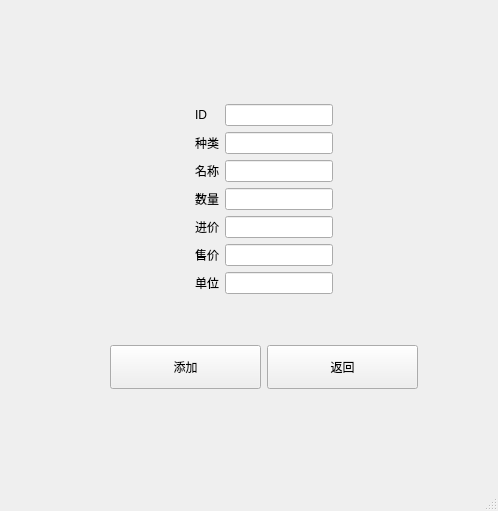
Qt form item/Supermarket_management_system/new_goods.ui (hewei-bit/QT-Learing) before a commit.
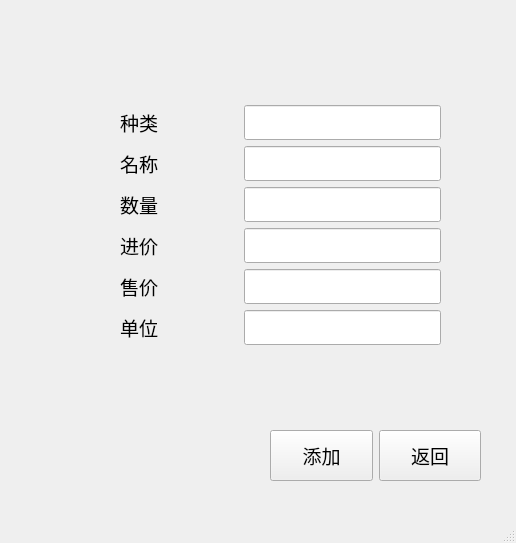
The same form after that commit.

```diff
--- a/item/Supermarket_management_system/new_goods.ui
+++ b/item/Supermarket_management_system/new_goods.ui
@@ -6,21 +6,27 @@
    <rect>
     <x>0</x>
     <y>0</y>
-    <width>498</width>
-    <height>511</height>
+    <width>516</width>
+    <height>543</height>
    </rect>
   </property>
+  <property name="font">
+   <font>
+    <family>微软雅黑</family>
+    <pointsize>14</pointsize>
+   </font>
+  </property>
   <property name="windowTitle">
    <string>进货系统</string>
   </property>
   <widget class="QWidget" name="centralwidget">
-   <widget class="QWidget" name="">
+   <widget class="QWidget" name="layoutWidget">
     <property name="geometry">
      <rect>
-      <x>110</x>
-      <y>60</y>
-      <width>308</width>
-      <height>373</height>
+      <x>0</x>
+      <y>0</y>
+      <width>481</width>
+      <height>411</height>
      </rect>
     </property>
     <layout class="QVBoxLayout" name="verticalLayout">
@@ -29,6 +35,9 @@
        <property name="orientation">
         <enum>Qt::Vertical</enum>
        </property>
+       <property name="sizeType">
+        <enum>QSizePolicy::Fixed</enum>
+       </property>
        <property name="sizeHint" stdset="0">
         <size>
          <width>20</width>
@@ -44,6 +53,9 @@
          <property name="orientation">
           <enum>Qt::Horizontal</enum>
          </property>
+         <property name="sizeType">
+          <enum>QSizePolicy::Fixed</enum>
+         </property>
          <property name="sizeHint" stdset="0">
           <size>
            <width>40</width>
@@ -54,43 +66,27 @@
        </item>
        <item>
         <layout class="QGridLayout" name="gridLayout">
-         <item row="0" column="1">
-          <widget class="QLineEdit" name="ID_lineEdit"/>
-         </item>
-         <item row="4" column="1">
-          <widget class="QLineEdit" name="cost_lineEdit_3"/>
-         </item>
          <item row="0" column="0">
-          <widget class="QLabel" name="label">
+          <widget class="QLabel" name="label_2">
            <property name="text">
-            <string>ID</string>
+            <string>种类</string>
+           </property>
+           <property name="alignment">
+            <set>Qt::AlignCenter</set>
            </property>
           </widget>
          </item>
-         <item row="1" column="1">
-          <widget class="QLineEdit" name="speiecslineEdit_7"/>
-         </item>
-         <item row="2" column="0">
+         <item row="1" column="0">
           <widget class="QLabel" name="label_3">
            <property name="text">
             <string>名称</string>
            </property>
+           <property name="alignment">
+            <set>Qt::AlignCenter</set>
+           </property>
           </widget>
          </item>
-         <item row="5" column="1">
-          <widget class="QLineEdit" name="price_lineEdit_4"/>
-         </item>
          <item row="2" column="1">
-          <widget class="QLineEdit" name="name_lineEdit_6"/>
-         </item>
-         <item row="1" column="0">
-          <widget class="QLabel" name="label_2">
-           <property name="text">
-            <string>种类</string>
-           </property>
-          </widget>
-         </item>
-         <item row="3" column="1">
           <widget class="QLineEdit" name="num_lineEdit_5">
            <property name="sizePolicy">
             <sizepolicy hsizetype="Expanding" vsizetype="Fixed">
@@ -103,28 +99,36 @@
          <item row="6" column="1">
           <widget class="QLineEdit" name="unit_lineEdit"/>
          </item>
-         <item row="6" column="0">
-          <widget class="QLabel" name="label_7">
-           <property name="text">
-            <string>单位</string>
-           </property>
-          </widget>
-         </item>
-         <item row="5" column="0">
+         <item row="4" column="0">
           <widget class="QLabel" name="label_6">
            <property name="text">
             <string>售价</string>
            </property>
+           <property name="alignment">
+            <set>Qt::AlignCenter</set>
+           </property>
           </widget>
          </item>
-         <item row="4" column="0">
+         <item row="3" column="1">
+          <widget class="QLineEdit" name="cost_lineEdit_3"/>
+         </item>
+         <item row="3" column="0">
           <widget class="QLabel" name="label_5">
            <property name="text">
             <string>进价</string>
            </property>
+           <property name="alignment">
+            <set>Qt::AlignCenter</set>
+           </property>
           </widget>
          </item>
-         <item row="3" column="0">
+         <item row="1" column="1">
+          <widget class="QLineEdit" name="name_lineEdit_6"/>
+         </item>
+         <item row="0" column="1">
+          <widget class="QLineEdit" name="speiecslineEdit_7"/>
+         </item>
+         <item row="2" column="0">
           <widget class="QLabel" name="label_4">
            <property name="sizePolicy">
             <sizepolicy hsizetype="Expanding" vsizetype="Preferred">
@@ -135,8 +139,24 @@
            <property name="text">
             <string>数量</string>
            </property>
+           <property name="alignment">
+            <set>Qt::AlignCenter</set>
+           </property>
           </widget>
          </item>
+         <item row="6" column="0">
+          <widget class="QLabel" name="label_7">
+           <property name="text">
+            <string>单位</string>
+           </property>
+           <property name="alignment">
+            <set>Qt::AlignCenter</set>
+           </property>
+          </widget>
+         </item>
+         <item row="4" column="1">
+          <widget class="QLineEdit" name="price_lineEdit_4"/>
+         </item>
         </layout>
        </item>
        <item>
@@ -144,6 +164,9 @@
          <property name="orientation">
           <enum>Qt::Horizontal</enum>
          </property>
+         <property name="sizeType">
+          <enum>QSizePolicy::Fixed</enum>
+         </property>
          <property name="sizeHint" stdset="0">
           <size>
            <width>40</width>
@@ -154,20 +177,17 @@
        </item>
       </layout>
      </item>
-     <item>
-      <spacer name="verticalSpacer_3">
-       <property name="orientation">
-        <enum>Qt::Vertical</enum>
-       </property>
-       <property name="sizeHint" stdset="0">
-        <size>
-         <width>20</width>
-         <height>40</height>
-        </size>
-       </property>
-      </spacer>
-     </item>
-     <item>
+    </layout>
+   </widget>
+   <widget class="QWidget" name="horizontalLayoutWidget">
+    <property name="geometry">
+     <rect>
+      <x>270</x>
+      <y>430</y>
+      <width>211</width>
+      <height>51</height>
+     </rect>
+    </property>
       <layout class="QHBoxLayout" name="horizontalLayout">
        <item>
         <widget class="QPushButton" name="add_Btn">
@@ -196,21 +216,6 @@
         </widget>
        </item>
       </layout>
-     </item>
-     <item>
-      <spacer name="verticalSpacer_2">
-       <property name="orientation">
-        <enum>Qt::Vertical</enum>
-       </property>
-       <property name="sizeHint" stdset="0">
-        <size>
-         <width>20</width>
-         <height>40</height>
-        </size>
-       </property>
-      </spacer>
-     </item>
-    </layout>
    </widget>
   </widget>
   <widget class="QMenuBar" name="menubar">
```
Left out of the diff: 2 changed lines with no effect on the pictures. Lines whose indentation alone changed are shown as unchanged.
